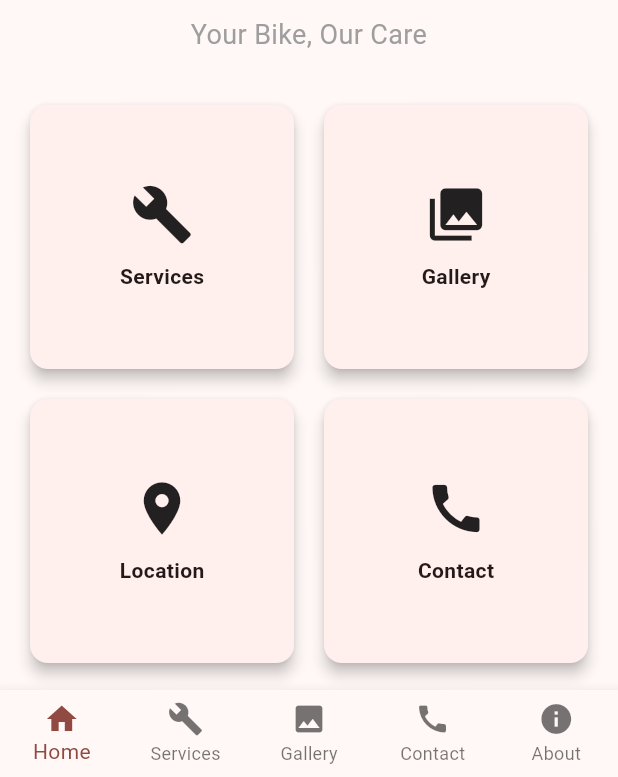
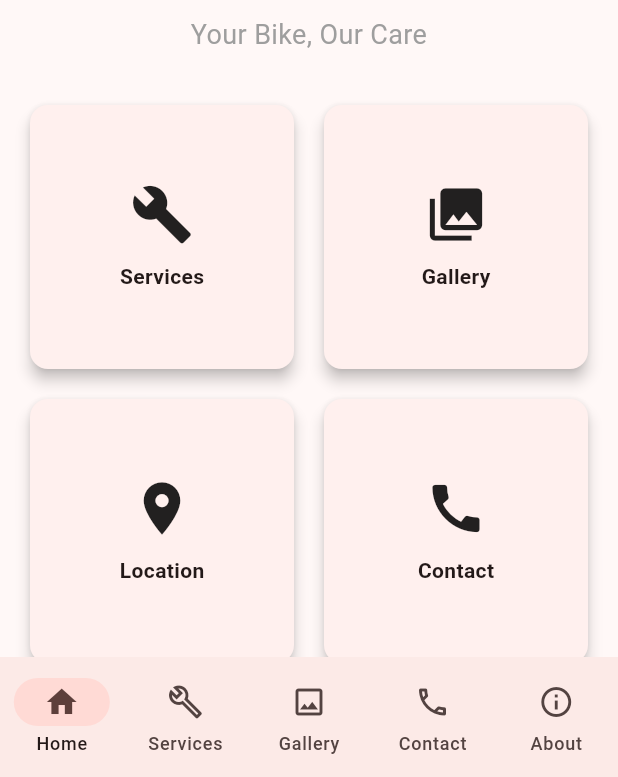
Before and after one commit to raihanauto/raihan-auto-service, a Flutter app: the screen it shows after launch, on a phone screen of 412 x 824 dp, the part 459-1236 px from its top. Run offline on Flutter 3.47's test engine with Material 3 defaults, Android fonts, the phone set to English and light mode, and no system bars.

Commit message:
Update navigation_screen.dart

```diff
--- a/lib/screens/navigation_screen.dart
+++ b/lib/screens/navigation_screen.dart
@@ -1,22 +1,23 @@
 import 'package:flutter/material.dart';
 
+import 'about_screen.dart';
+import 'contact_screen.dart';
+import 'gallery_screen.dart';
 import 'home_screen.dart';
 import 'services_screen.dart';
-import 'gallery_screen.dart';
-import 'contact_screen.dart';
-import 'about_screen.dart';
 
 class NavigationScreen extends StatefulWidget {
   const NavigationScreen({super.key});
 
   @override
- State<NavigationScreen> createState() => _NavigationScreenState();
+  State<NavigationScreen> createState() => _NavigationScreenState();
 }
 
 class _NavigationScreenState extends State<NavigationScreen> {
-  int _selectedIndex = 0;
 
-  final List<Widget> _screens = const [
+  int currentIndex = 0;
+
+  final List<Widget> screens = const [
     HomeScreen(),
     ServicesScreen(),
     GalleryScreen(),
@@ -27,37 +28,41 @@ class _NavigationScreenState extends State<NavigationScreen> {
   @override
   Widget build(BuildContext context) {
     return Scaffold(
-      body: _screens[_selectedIndex],
-      bottomNavigationBar: BottomNavigationBar(
-        type: BottomNavigationBarType.fixed,
-        currentIndex: _selectedIndex,
-        onTap: (index) {
-          setState(() {
-            _selectedIndex = index;
-          });
-        },
-        items: const [
-          BottomNavigationBarItem(
-            icon: Icon(Icons.home),
+      body: screens[currentIndex],
+      bottomNavigationBar: NavigationBar(
+        selectedIndex: currentIndex,
+        destinations: const [
+          NavigationDestination(
+            icon: Icon(Icons.home_outlined),
+            selectedIcon: Icon(Icons.home),
             label: "Home",
           ),
-          BottomNavigationBarItem(
-            icon: Icon(Icons.build),
+          NavigationDestination(
+            icon: Icon(Icons.build_outlined),
+            selectedIcon: Icon(Icons.build),
             label: "Services",
           ),
-          BottomNavigationBarItem(
-            icon: Icon(Icons.photo),
+          NavigationDestination(
+            icon: Icon(Icons.photo_outlined),
+            selectedIcon: Icon(Icons.photo),
             label: "Gallery",
           ),
-          BottomNavigationBarItem(
-            icon: Icon(Icons.call),
+          NavigationDestination(
+            icon: Icon(Icons.call_outlined),
+            selectedIcon: Icon(Icons.call),
             label: "Contact",
           ),
-          BottomNavigationBarItem(
-            icon: Icon(Icons.info),
+          NavigationDestination(
+            icon: Icon(Icons.info_outline),
+            selectedIcon: Icon(Icons.info),
             label: "About",
           ),
         ],
+        onDestinationSelected: (index) {
+          setState(() {
+            currentIndex = index;
+          });
+        },
       ),
     );
   }
```
